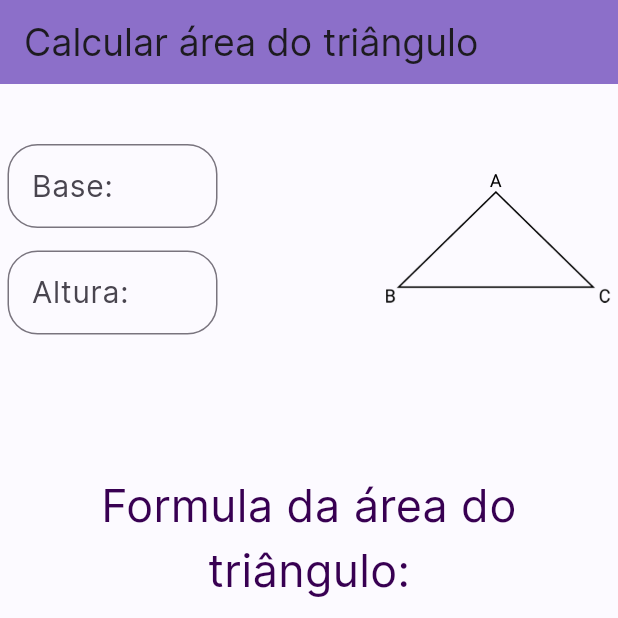
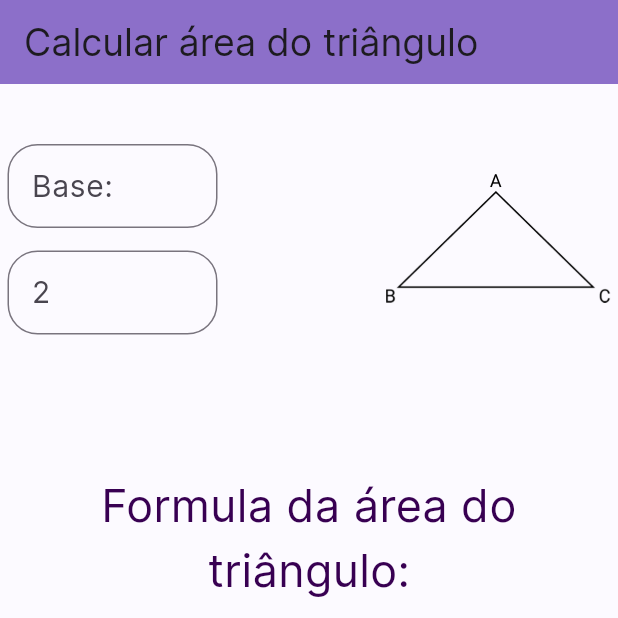
Before and after one commit to Mello8266/App-calculo-triangulo, a Flutter app: the screen it shows after launch, on a phone screen of 412 x 824 dp, the top half of it. Run offline on Flutter 3.47's test engine with Material 3 defaults, Android fonts, the phone set to English and light mode, and no system bars; missing offline and left inert: dart:ffi.

Commit message:
Fim da branch

```diff
--- a/lib/processo/area_triangulo.dart
+++ b/lib/processo/area_triangulo.dart
@@ -1,30 +1,27 @@
 class AreaTriangulo{
   // Atributos
-  double base;
-  double altura;
+  double ? _base;
+  double ? _altura;
 
   // Método
-  String calcArea(base, altura){
-    var area = base * altura / 2;
+  String calcArea(){
+    var area = _base! * _altura! / 2;
     return area.toStringAsFixed(2);
   }
 
-  // Construtor
-  AreaTriangulo(this.base, this.altura);
-
   // Setters
   void setBase(base){
-    this.base = base;
+    _base = base;
   }
   void setAltura(altura){
-    this.altura = altura;
+    _altura = altura;
   }
 
   // Getters
-  double getBase(){
-    return base;
+  double? getBase(){
+    return _base;
   }
-  double getAltura(){
-    return altura;
+  double? getAltura(){
+    return _altura;
   }
 }
--- a/lib/widget/container1/container1_coluna.dart
+++ b/lib/widget/container1/container1_coluna.dart
@@ -12,8 +12,8 @@ class ColunaHorizontal extends StatelessWidget {
         children: <Widget>[
           Column(
             children: <Widget>[
-              TextLado("Base:"),
-              TextLado("Altura:"),
+              TextLado(1, "Base:"),
+              TextLado(2, "2"),
           ]),
           ImageTriangulo(),
         ],
--- a/lib/widget/container1/textLado.dart
+++ b/lib/widget/container1/textLado.dart
@@ -1,14 +1,23 @@
+import 'dart:ffi';
+
 import 'package:flutter/material.dart';
+import 'package:flutter/services.dart';
+import 'package:flutter_application_1/widget/container3/container3.dart';
 
 // ignore: must_be_immutable
-class TextLado extends StatelessWidget {
+class TextLado extends StatefulWidget {
   String text;
-  TextEditingController textFieldValor = TextEditingController();
+  int indicador;
+  TextLado(this.indicador, this.text, {super.key});
 
-  TextEditingController getTextFieldValor(){
-    return textFieldValor;
-  }
-  TextLado(this.text, {super.key});
+  @override
+  State<TextLado> createState() => _TextLadoState();
+}
+
+class _TextLadoState extends State<TextLado> {
+  double _numero = 0;
+  late int n;
+  final _valor = TextEditingController();
 
   @override
   Widget build(BuildContext context) {
@@ -16,13 +25,29 @@ class TextLado extends StatelessWidget {
       margin: const EdgeInsets.only(bottom: 15),
       child: SizedBox(
         width: 140,
-        // height: 60,
         child: TextFormField(
-          controller: textFieldValor,
+          controller: _valor,
+          keyboardType: TextInputType.number,
+          inputFormatters: [FilteringTextInputFormatter.digitsOnly],
+          onChanged: (valor) {
+            setState(() {
+              if ((valor.isEmpty)) {
+                _numero = 0;
+              } else {
+                _numero = double.parse(valor);
+              }
+            });
+            if(widget.indicador ==  1){
+              ContainerBotao(_numero);
+            } else{
+              ContainerBotao(null, _numero);
+            }
+          },
           decoration: InputDecoration(
-            labelText: text,
+            labelText: widget.text,
             labelStyle: const TextStyle(fontFamily: 'Inter', fontSize: 20),
             border: OutlineInputBorder(borderRadius: BorderRadius.circular(20)),
+            suffix: const Text("cm"),
           ),
         ),
       ),
--- a/lib/widget/container3/botao.dart
+++ /dev/null
@@ -1,33 +0,0 @@
-import 'package:flutter/material.dart';
-import 'package:flutter_application_1/processo/area_triangulo.dart';
-import 'package:flutter_application_1/widget/container1/textLado.dart';
-
-
-// ignore: must_be_immutable
-class Botao extends StatelessWidget {
-  final String txt;
-  Botao(this.txt);
-
-  @override
-  Widget build(BuildContext context) {
-    return Container(
-        width: 115,
-        padding: const EdgeInsets.all(5),
-        decoration: BoxDecoration(
-            borderRadius: BorderRadius.circular(15),
-            color: const Color.fromRGBO(56, 0, 82, 100)),
-        child: TextButton(
-          onPressed: () {
-            double area = getTextFieldValor();
-            AreaTriangulo t = AreaTriangulo(0, 0);
-          },
-          child: Text(
-            txt,
-            style: const TextStyle(
-                fontFamily: "Inter",
-                fontSize: 20,
-                fontWeight: FontWeight.w900),
-          ),
-        ));
-  }
-}
--- a/lib/widget/container3/container3.dart
+++ b/lib/widget/container3/container3.dart
@@ -1,15 +1,59 @@
 import 'package:flutter/material.dart';
-import 'package:flutter_application_1/widget/container3/botao.dart';
-
+import 'package:flutter_application_1/processo/area_triangulo.dart';
+import 'package:flutter_application_1/tela2.dart';
 
 class ContainerBotao extends StatelessWidget {
-  const ContainerBotao({super.key});
+  final double ? base;
+  final double ? altura;
+  const ContainerBotao(this.base, this.altura, {super.key});
 
   @override
   Widget build(BuildContext context) {
     return Row(
       mainAxisAlignment: MainAxisAlignment.spaceAround,
-      children: [Botao('Calcular'), Botao('Limpar')],
+      children: [
+        Container(
+            width: 115,
+            padding: const EdgeInsets.all(5),
+            decoration: BoxDecoration(
+                borderRadius: BorderRadius.circular(15),
+                color: const Color.fromRGBO(56, 0, 82, 100)),
+            child: TextButton(
+              onPressed: () {
+                AreaTriangulo t = AreaTriangulo();
+                t.setBase(base);
+                t.setAltura(altura);
+                var resultado = t.calcArea();
+
+                Navigator.push(context,
+                    MaterialPageRoute(builder: (_) => TelaResultado(resultado: resultado)));
+              },
+              child: const Text(
+                "Calcular",
+                style: TextStyle(
+                    fontFamily: "Inter",
+                    fontSize: 20,
+                    fontWeight: FontWeight.w900),
+              ),
+            )),
+        Container(
+          width: 115,
+          padding: const EdgeInsets.all(5),
+          decoration: BoxDecoration(
+              borderRadius: BorderRadius.circular(15),
+              color: const Color.fromRGBO(56, 0, 82, 100)),
+          child: TextButton(
+            onPressed: () {},
+            child: const Text(
+              "Limpar",
+              style: TextStyle(
+                  fontFamily: "Inter",
+                  fontSize: 20,
+                  fontWeight: FontWeight.w900),
+            ),
+          ),
+        )
+      ],
     );
   }
 }
--- a/lib/widget/home_page.dart
+++ b/lib/widget/home_page.dart
@@ -3,9 +3,14 @@ import 'package:flutter_application_1/widget/container1/container1_coluna.dart';
 import 'package:flutter_application_1/widget/container2/container2.dart';
 import 'package:flutter_application_1/widget/container3/container3.dart';
 
-class HomePage extends StatelessWidget {
+class HomePage extends StatefulWidget {
   const HomePage({super.key});
 
+  @override
+  State<HomePage> createState() => _HomePageState();
+}
+
+class _HomePageState extends State<HomePage> {
   @override
   Widget build(BuildContext context) {
     return Scaffold(
@@ -36,7 +41,7 @@ class HomePage extends StatelessWidget {
               Container(
                 height: 200,
                 width: 200,
-                child: ContainerBotao(),
+                child: ContainerBotao(null, null),
               )
             ],
           ),
```
Also changed, not shown: lib/tela2.dart (added, +49 -0 lines).
